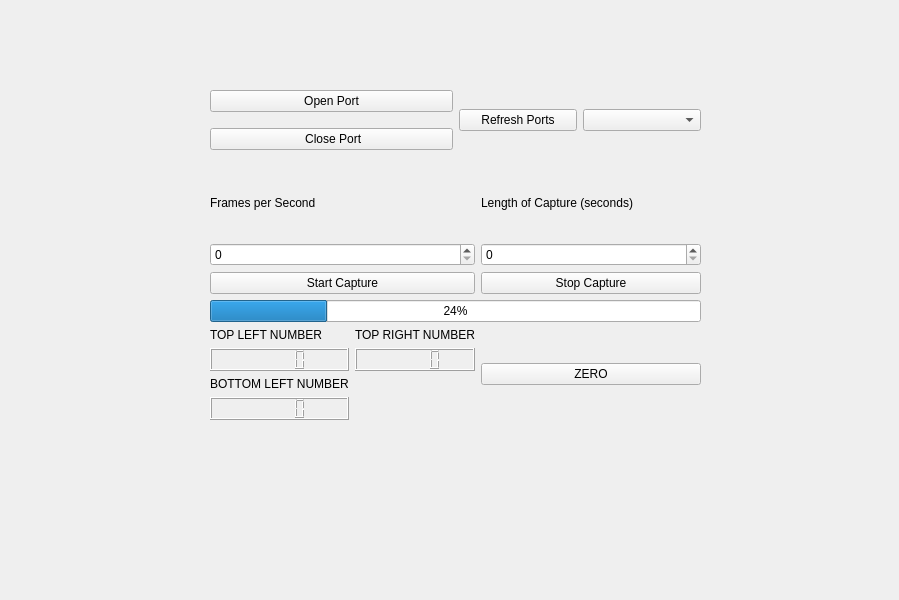
The window that mainwindow.ui (bcharris9/Ultrasound-Lymphedema-GUI) describes before a commit, drawn with Qt 5.
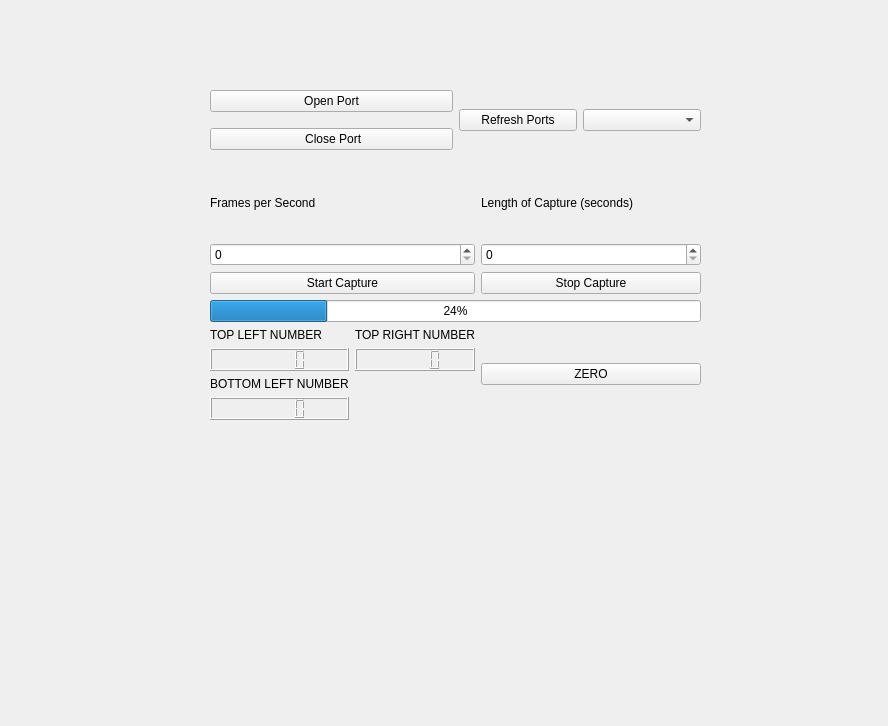
The same window after the commit.

```diff
--- a/mainwindow.ui
+++ b/mainwindow.ui
@@ -6,8 +6,8 @@
    <rect>
     <x>0</x>
     <y>0</y>
-    <width>899</width>
-    <height>600</height>
+    <width>888</width>
+    <height>726</height>
    </rect>
   </property>
   <property name="windowTitle">
```
